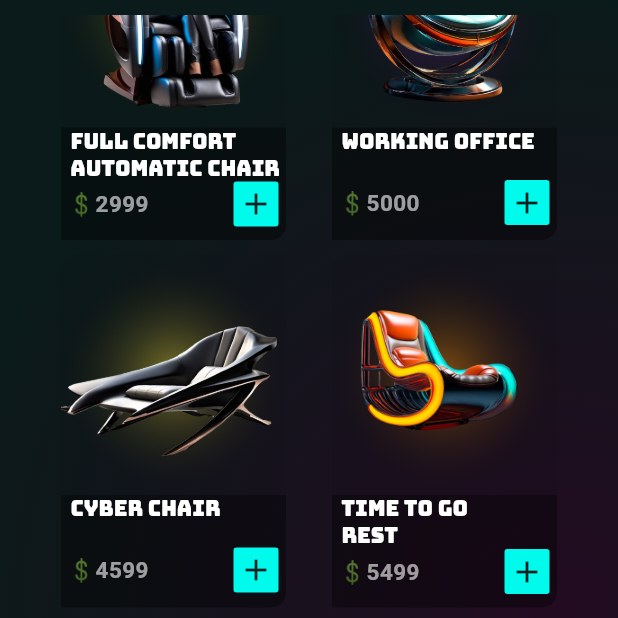
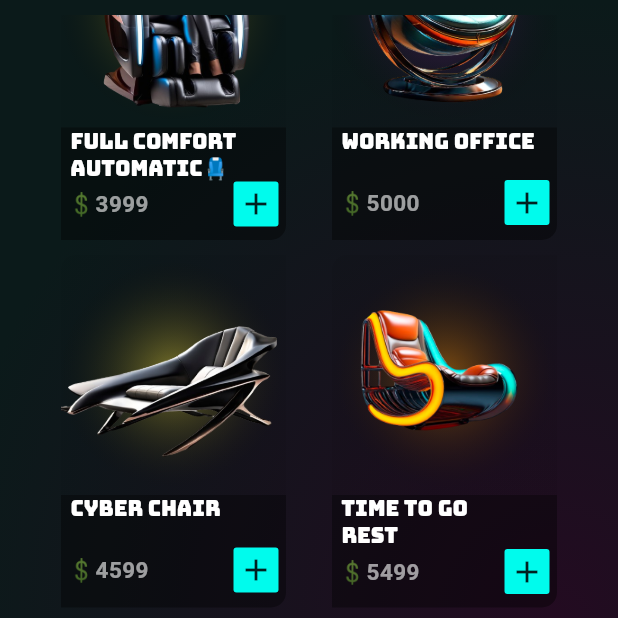
Before and after one commit to Prafulpatnecha/ecommerce_application, a Flutter app: the screen it shows after launch, scrolled down 1728 dp, on a phone screen of 412 x 824 dp, the top half of it. Run offline on Flutter 3.47's test engine with Material 3 defaults, Android fonts, the phone set to English and light mode, and no system bars; our stand-ins replace google_fonts, readmore.

Commit message:
17-04-24

```diff
--- a/lib/controller/controllerallfiles.dart
+++ b/lib/controller/controllerallfiles.dart
@@ -10,11 +10,11 @@ class Ecommerce extends StatelessWidget {
     return MaterialApp(
       debugShowCheckedModeBanner: false,
       title: 'Akhilsir',
+      initialRoute: '/',
       routes: {
-        '/': (context) => const HomePage(),
-        '/home':(context) => const DisplayProductsLine(),
-        // '/':(context) => const DisplayProductsLine(),
-        // '/home': (context) =>
+        // '/':(context)=>
+        '/': (context) => HomePage(),
+        '/home':(context) => DisplayProductsLine(),
       },
     );
   }
--- a/lib/homepage/components/class_homepage/class_homepage_ui.dart
+++ b/lib/homepage/components/class_homepage/class_homepage_ui.dart
@@ -44,11 +44,13 @@ class _HomePageState extends State<HomePage> {
               child: SingleChildScrollView(
                 child: Column(
                   children: [
-                    rowBar(iconselect: Icon(
-                      Icons.sort,
-                      size: 40,
-                      color: menuColor,
-                    ),),
+                    rowBar(iconselect: GestureDetector(
+                      child: Icon(
+                        Icons.sort,
+                        size: 40,
+                        color: menuColor,
+                      ),
+                    ), firstbool: true,),
                     welcomeContainer(),
                     searchproducts(),
                     rowText(),
@@ -87,9 +89,9 @@ class _HomePageState extends State<HomePage> {
                                   setState(() {
                                     selectindex=index;
                                     pagesbool=true;
-                                    Navigator.of(context).pushNamed('/home');
                                     // print('object');
                                   });
+                                    Navigator.of(context).pushNamed('/home');
                                 },
                                 child: columnScreenChanges(
                                   textimage: productList[index]['textimage'],
--- a/lib/homepage/components/class_homepage/containerdata.dart
+++ b/lib/homepage/components/class_homepage/containerdata.dart
@@ -8,7 +8,7 @@ import 'package:google_fonts/google_fonts.dart';
 
 import '../../util/colors.dart';
 
-Container containerIconPassing({required Icon iconsfind}) {
+Container containerIconPassing({required GestureDetector iconsfind}) {
   return Container(
     height: 50,
     width: 50,
@@ -169,7 +169,8 @@ Widget containerScreenChangesText(
               style: const TextStyle(
                   color: Colors.white60,
                   fontWeight: FontWeight.bold,
-                  fontSize: 15),
+                  fontSize: 15,
+              ),
             ),
             const Spacer(),
             Container(
--- a/lib/homepage/components/class_homepage/rosandcoluman.dart
+++ b/lib/homepage/components/class_homepage/rosandcoluman.dart
@@ -5,7 +5,7 @@ import 'package:google_fonts/google_fonts.dart';
 // import '../listdatafind.dart';
 import 'containerdata.dart';
 
-Row rowBar({required Icon iconselect}) {
+Row rowBar({required GestureDetector iconselect,required bool firstbool}) {
   return Row(
     children: [
       Expanded(
@@ -20,25 +20,29 @@ Row rowBar({required Icon iconselect}) {
               const SizedBox(
                 width: 10,
               ),
-              containerIconPassing(
-                iconsfind: iconselect
-              ),
+              (firstbool==true)?containerIconPassing(
+                iconsfind: iconselect,
+              ):const Text(''),
               const Spacer(),
               containerIconPassing(
-                iconsfind: Icon(
+                iconsfind: GestureDetector(
+                  child: Icon(
                     Icons.shopping_bag_outlined,
                     size: 35,
                     color: menuColor,
+                  ),
                 ),
               ),
               const SizedBox(
                 width: 15,
               ),
               containerIconPassing(
-                iconsfind: Icon(
+                iconsfind: GestureDetector(
+                  child: Icon(
                     Icons.notifications_none,
                     size: 30,
                     color: menuColor,
+                  ),
                 ),
               ),
               const SizedBox(
--- a/lib/homepage/components/listdatafind.dart
+++ b/lib/homepage/components/listdatafind.dart
@@ -57,9 +57,9 @@ List productList = [
     'iconimage':const Icon(Icons.add),
     'colorback':Colors.yellow,
     'imageproduct': p6,
-    'textimage': 'Full Comfort\n  AutoMatic Chair',
-    'priceimage': 2999,
-    'rating': '⭐ 5.1 121 Rating',
+    'textimage': 'Full Comfort\n  AutoMatic💺',
+    'priceimage': 3999,
+    'rating': '⭐ 6.1 121 Rating',
     'description':
         'They resemble office chairs, but include a headrest, lumbar support (usually in the form of a cushion), as well as adjustable armrests. Platform gaming. Platform gaming chairs are popular among console gamers. This is because they are meant to rest on the floor and are efficient for television gaming.'
   },
--- a/pubspec.yaml
+++ b/pubspec.yaml
@@ -36,6 +36,7 @@ dependencies:
   # Use with the CupertinoIcons class for iOS style icons.
   cupertino_icons: ^1.0.6
   google_fonts: ^6.2.1
+  readmore: ^3.0.0
 
 dev_dependencies:
   flutter_test:
```
Also changed, not shown: lib/display_screen/display_products.dart (+18 -11 lines), lib/display_screen/home/Components/container_display_products.dart (+122 -15 lines), pubspec.lock. Lines whose indentation alone changed are shown as unchanged.
